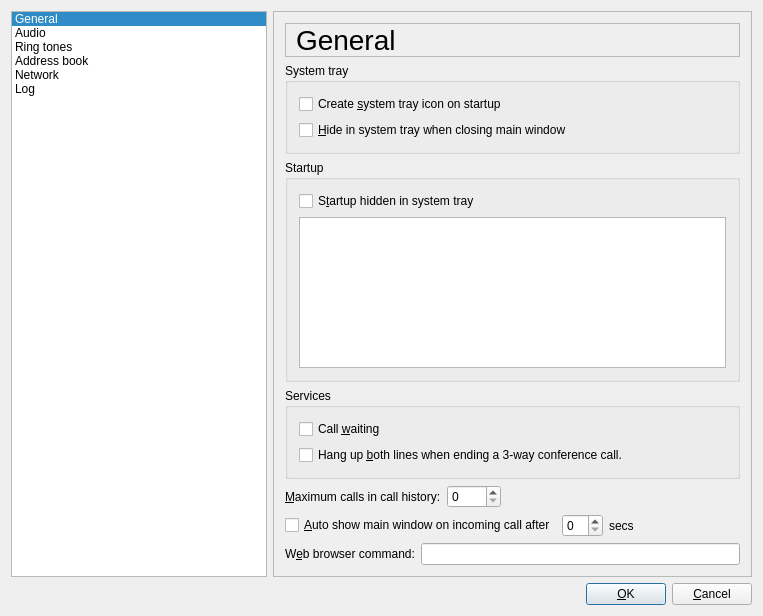
LubosD/twinkle, file src/gui/syssettingsform.ui: the form before one commit.
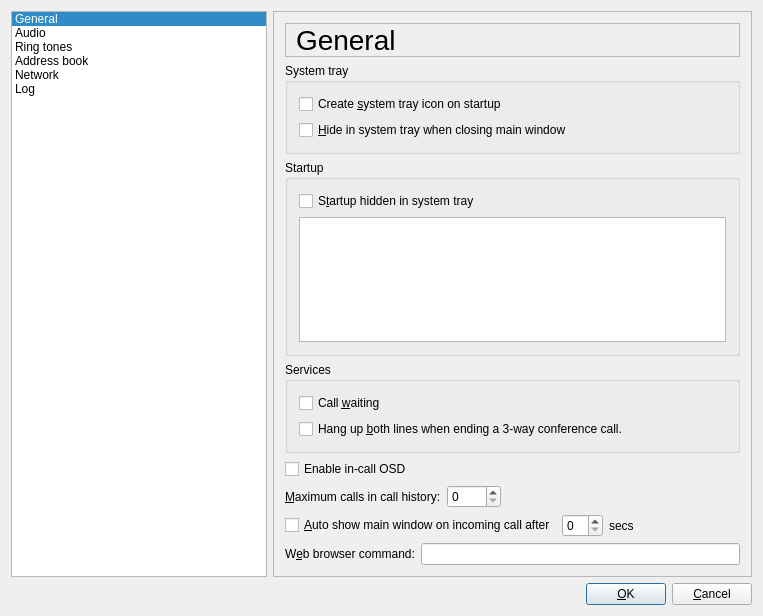
The form after the commit. Icons and pictures are not drawn.

What changed in the file:
```diff
--- a/src/gui/syssettingsform.ui
+++ b/src/gui/syssettingsform.ui
@@ -709,8 +709,8 @@
       </layout>
      </widget>
      <widget class="QWidget" name="pageGeneral">
-      <layout class="QVBoxLayout">
-       <item>
+      <layout class="QGridLayout" name="gridLayout_3">
+       <item row="0" column="0">
         <widget class="QLabel" name="generalTitleTextLabel">
          <property name="font">
           <font>
@@ -766,7 +766,7 @@
          </layout>
         </widget>
        </item>
-       <item>
+       <item row="2" column="0">
         <widget class="QGroupBox" name="startupGroupBox">
          <property name="title">
           <string>Startup</string>
@@ -801,7 +801,7 @@
          </layout>
         </widget>
        </item>
-       <item>
+       <item row="3" column="0">
         <widget class="QGroupBox" name="srvGroupBox">
          <property name="title">
           <string>Services</string>
@@ -836,7 +836,14 @@
          </layout>
         </widget>
        </item>
-       <item>
+       <item row="4" column="0">
+        <widget class="QCheckBox" name="osdCheckBox">
+         <property name="text">
+          <string>Enable in-call OSD</string>
+         </property>
+        </widget>
+       </item>
+       <item row="5" column="0">
         <layout class="QHBoxLayout">
          <item>
           <widget class="QLabel" name="histSizeTextLabel">
@@ -882,7 +889,7 @@
          </item>
         </layout>
        </item>
-       <item>
+       <item row="6" column="0">
         <layout class="QHBoxLayout">
          <item>
           <widget class="QCheckBox" name="autoShowCheckBox">
@@ -935,7 +942,7 @@
          </item>
         </layout>
        </item>
-       <item>
+       <item row="7" column="0">
         <layout class="QHBoxLayout">
          <item>
           <widget class="QLabel" name="browserTextLabel">
```
Left out of the diff: 2 changed lines with no effect on the pictures.
